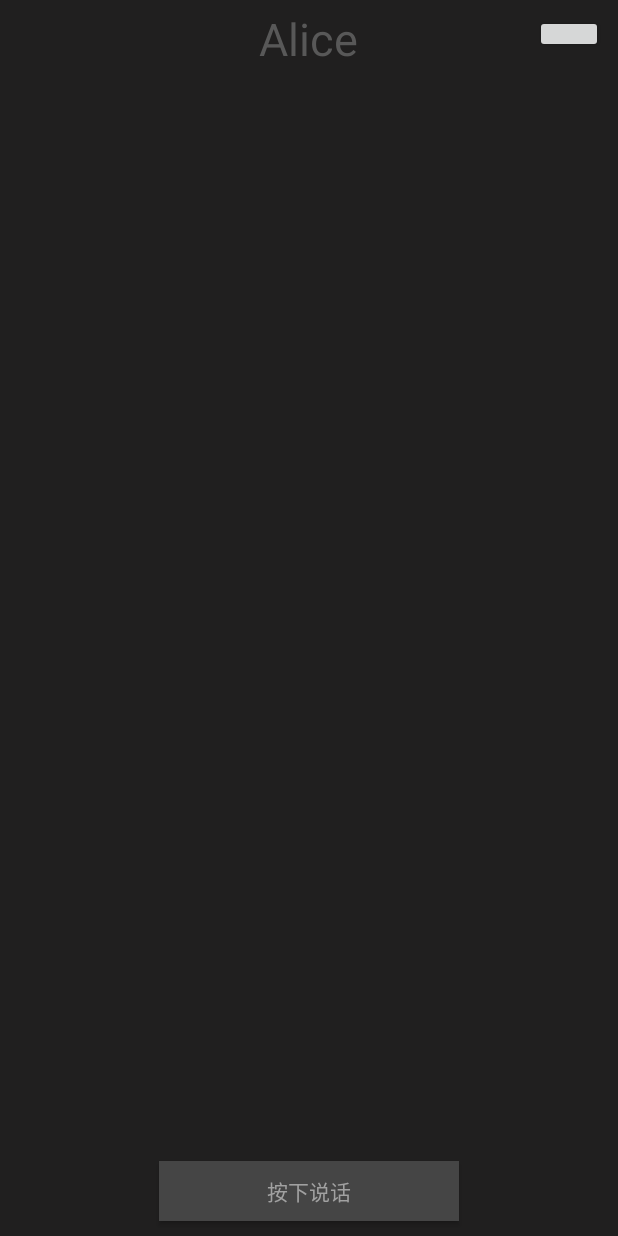
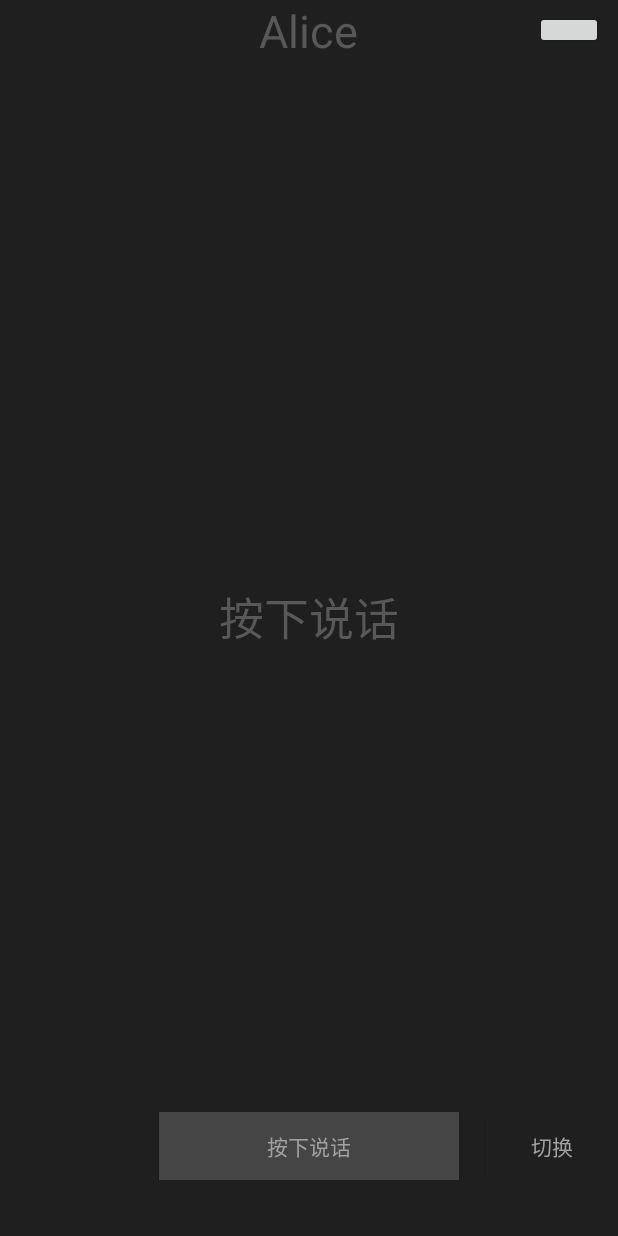
Before and after one commit to Sniper-Aim/Alice, an Android app: the screen it shows after launch (Hi), on a phone screen of 412 x 824 dp. Run offline under Robolectric (Android 15) with nearby library versions, the phone set to English and light mode, and no system bars; libraries missing offline, so code that uses them is left out: com.zcw.togglebutton, de.greenrobot.event; plain views replace ToggleButton; 4 statements that could not run were skipped.

Commit message:
增加了动画Ainmation类和动画执行完成接口  还有 Hi 里面增加了两个布局切换效果等等.

```diff
--- a/Alice/Alice/app/src/main/java/alice/sniper/cn/alice/Alice/Alice.java
+++ b/Alice/Alice/app/src/main/java/alice/sniper/cn/alice/Alice/Alice.java
@@ -38,7 +38,7 @@ public abstract class Alice {
     /**
      * Alice是否已经启动
      */
-    public static Boolean ISRUN = false;
+    private static Boolean isRUN = false;
 
     /**
      * 枚举Alice当前正在做某些事情
@@ -103,10 +103,10 @@ public abstract class Alice {
     }
 
     public static Boolean getISRUN() {
-        return ISRUN;
+        return isRUN;
     }
 
     public static void setISRUN(Boolean ISRUN) {
-        Alice.ISRUN = ISRUN;
+        Alice.isRUN = ISRUN;
     }
 }
--- /dev/null
+++ b/Alice/Alice/app/src/main/java/alice/sniper/cn/alice/ExternalTools/Animation/AnimationOver.java
@@ -0,0 +1,15 @@
+package alice.sniper.cn.alice.ExternalTools.Animation;
+
+/**
+ * Created by peisong on 2017/1/4.
+ */
+
+
+/**
+ * 这是动画的回调接口,  暂时只定义了一个动画结束后的接口,  往后还会定义其他接口
+ */
+public interface AnimationOver {
+    interface Over{
+        void over();
+    }
+}
--- a/Alice/Alice/app/src/main/java/alice/sniper/cn/alice/Hi.java
+++ b/Alice/Alice/app/src/main/java/alice/sniper/cn/alice/Hi.java
@@ -5,6 +5,7 @@ import android.support.annotation.Nullable;
 import android.view.MotionEvent;
 import android.view.View;
 import android.widget.Button;
+import android.widget.RelativeLayout;
 import android.widget.TextView;
 
 import com.zcw.togglebutton.ToggleButton;
@@ -12,6 +13,8 @@ import com.zcw.togglebutton.ToggleButton;
 import alice.sniper.cn.alice.Alice.Alice;
 import alice.sniper.cn.alice.Brain.Brain;
 import alice.sniper.cn.alice.Brain.BrainInterFace.BrainInterFace;
+import alice.sniper.cn.alice.ExternalTools.Animation.Animatiom;
+import alice.sniper.cn.alice.ExternalTools.Animation.AnimationOver;
 import alice.sniper.cn.alice.Hear.Hear;
 import alice.sniper.cn.alice.Hear.HearResult.Result;
 import alice.sniper.cn.alice.Thought.Thought;
@@ -30,9 +33,24 @@ public class Hi extends Brain{
     private ToggleButton open_btn;
 
     /**
+     * 打字输入布局
+     */
+    private RelativeLayout main_input_layout;
+
+    /**
+     * 说话输入布局
+     */
+    private RelativeLayout main_say_layout;
+
+    /**
      * 开始说话按钮
      */
     private Button start_say;
+
+    /**
+     * 切换输入按钮
+     */
+    private Button main_switch_input_button;
 
     /**
      * 主页显示Text
@@ -42,7 +60,23 @@ public class Hi extends Brain{
     /**
      * 说话按钮控制
      */
-    public Boolean or = true;
+    private Boolean or = true;
+
+    /**
+     * 当前停留的输入界面
+     */
+    private enum PAGE{
+        /** 说话页面 */
+        SAY,
+        /** 输入页面 */
+        INPUT
+    }
+    public static PAGE page;
+
+    /**
+     * 是否正在切换页面
+     */
+    private Boolean isSwitchPage = false;
 
     /**
      * 听写类
@@ -112,6 +146,51 @@ public class Hi extends Brain{
                 return true;
             }
         });
+
+        /**
+         * 切换输入按钮
+         */
+        main_switch_input_button.setOnClickListener(new View.OnClickListener() {
+            @Override
+            public void onClick(View view) {
+                if (!isSwitchPage) {
+
+                    /**
+                     * 这里枚举当前停留的页面
+                     */
+                    switch (page) {
+                        case SAY:
+                            /**
+                             * 设置动画效果, 最后一个参数为动画结束后的回调函数执行什么
+                             * 首先将切换状态设置为true 然后在回调内做自己的事情再将切换状态设置为false
+                             */
+                            isSwitchPage = true;
+                            Animatiom.Alpha05(alice, main_say_layout, true, new AnimationOver.Over() {
+                                @Override
+                                public void over() {
+                                /* 动画效果结束后执行的代码 */
+
+                                    page = PAGE.INPUT;
+                                    isSwitchPage = false;
+                                }
+                            });
+                            break;
+                        case INPUT:
+                            isSwitchPage = true;
+                            Animatiom.BackAlpha05(alice, main_say_layout, true, new AnimationOver.Over() {
+                                @Override
+                                public void over() {
+                                /* 动画效果结束后执行的代码 */
+
+                                    page = PAGE.SAY;
+                                    isSwitchPage = false;
+                                }
+                            });
+                            break;
+                    }
+                }
+            }
+        });
     }
 
 
@@ -122,6 +201,13 @@ public class Hi extends Brain{
         /**
          * 初始化操作
          */
+
+        /* 文字输入布局 */
+        main_input_layout = (RelativeLayout) findViewById(R.id.main_input_layout);
+
+        /* 说话输入布局 */
+        main_say_layout = (RelativeLayout) findViewById(R.id.main_say_layout);
+
         /* 开关 */
         open_btn = (ToggleButton) findViewById(R.id.open_btn);
 
@@ -130,6 +216,9 @@ public class Hi extends Brain{
 
         /* 开始说话按钮 */
         start_say = (Button) findViewById(R.id.start_say);
+
+        /* 切换输入按钮 */
+        main_switch_input_button = (Button) findViewById(R.id.main_switch_input_button);
 
         /* --------------------------------------------------------------------------------------- */
         /* 初始化 开始说话按钮 文字 */
@@ -152,6 +241,9 @@ public class Hi extends Brain{
         /*  设置Alice已经启动  */
         Alice.setISRUN(true);
 
+        /*  当前页面设置为说话页面  */
+        page = PAGE.SAY;
+
         /*  初始化操作  */
         initView();
         setEvent();
@@ -163,7 +255,6 @@ public class Hi extends Brain{
 
         /* 初始化按钮状态 */
         open_btn.toggle(Alice.getISRUN());
-
     }
 
     @Override
@@ -176,4 +267,7 @@ public class Hi extends Brain{
         super.onBackPressed();
     }
 
+    public void test(){
+
+    }
 }
--- a/Alice/Alice/app/src/main/res/layout/activity_alice.xml
+++ b/Alice/Alice/app/src/main/res/layout/activity_alice.xml
@@ -8,51 +8,126 @@
     android:layout_height="match_parent"
     tools:context="alice.sniper.cn.alice.Hi">
 
+    <LinearLayout
+        android:layout_width="match_parent"
+        android:layout_height="match_parent"
+        android:orientation="vertical">
+
+
+        <LinearLayout
+            android:layout_width="match_parent"
+            android:layout_height="0dp"
+            android:layout_weight="1">
+
+            <!--   TitleLayout   -->
+            <RelativeLayout
+                android:layout_width="match_parent"
+                android:layout_height="wrap_content">
                 <TextView
-        android:layout_marginTop="5dp"
                     android:layout_width="wrap_content"
                     android:layout_height="wrap_content"
-        android:layout_centerHorizontal="true"
+                    android:layout_centerInParent="true"
                     android:textColor="@color/text_Color"
                     android:text="@string/HomePage_Title"
                     android:textSize="30dp"/>
 
-
                 <com.zcw.togglebutton.ToggleButton
                     android:id="@+id/open_btn"
                     android:layout_width="45dp"
+                    android:layout_height="25dp"
                     toggle:tbOnColor="#a6a6a6"
                     toggle:tbOffColor="#565656"
                     toggle:tbSpotColor="#000000"
                     toggle:tbOffBorderColor="#333333"
                     toggle:tbBorderWidth="0.1dp"
-        android:layout_height="25dp"
                     android:layout_marginRight="10dp"
-        android:layout_marginTop="10dp"
                     android:layout_alignParentRight="true"
-        android:layout_marginEnd="10dp">
+                    android:layout_centerVertical="true">
                 </com.zcw.togglebutton.ToggleButton>
+            </RelativeLayout>
+        </LinearLayout>
 
+
+        <RelativeLayout
+            android:layout_width="match_parent"
+            android:layout_height="0dp"
+            android:layout_weight="8">
+
+
+            <!--这个是切换布局,  这个是打字布局-->
+            <RelativeLayout
+                android:id="@+id/main_input_layout"
+                android:layout_width="match_parent"
+                android:layout_height="match_parent"
+                android:background="@color/APP_Main_Back_Color">
+
+                <TextView
+                    android:layout_width="wrap_content"
+                    android:layout_height="wrap_content"
+                    android:layout_centerInParent="true"
+                    android:textColor="@color/text_Color"
+                    android:textSize="30dp"
+                    android:text="打字界面"/>
+
+
+            </RelativeLayout>
+
+
+
+            <!--这个布局是主页切换布局, 这个是上一层布局  也就是说话的布局-->
+            <RelativeLayout
+                android:id="@+id/main_say_layout"
+                android:layout_width="match_parent"
+                android:layout_height="match_parent"
+                android:background="@color/APP_Main_Back_Color">
+                <TextView
+                    android:id="@+id/start_say_tex"
+                    android:layout_width="wrap_content"
+                    android:layout_height="wrap_content"
+                    android:layout_centerInParent="true"
+                    android:textColor="@color/text_Color"
+                    android:textSize="30dp"
+                    android:text="@string/StartSay"/>
+
+
+
+
+            </RelativeLayout>
+        </RelativeLayout>
+
+
+        <!--沉于最下面的布局-->
+        <LinearLayout
+            android:layout_width="match_parent"
+            android:layout_height="0dp"
+            android:layout_weight="1">
+            <RelativeLayout
+                android:layout_width="match_parent"
+                android:layout_height="wrap_content">
 
                 <Button
                     android:id="@+id/start_say"
                     android:layout_width="200dp"
-        android:layout_height="40dp"
-        android:layout_marginBottom="10dp"
-        android:layout_alignParentBottom = "true"
+                    android:layout_height="45dp"
                     android:layout_centerHorizontal="true"
                     android:background="@color/button_End_Color"
                     android:textColor="@color/button_Text_Color"
                     android:text="@string/StartSay"/>
 
-    <TextView
-        android:id="@+id/start_say_tex"
+                <Button
+                    android:id="@+id/main_switch_input_button"
                     android:layout_width="wrap_content"
-        android:layout_height="wrap_content"
-        android:textSize="30dp"
-        android:textColor="@color/text_Color"
-        android:layout_centerVertical="true"
-        android:layout_centerHorizontal="true" />
+                    android:layout_height="45dp"
+                    android:layout_alignParentRight="true"
+                    android:background="@color/APP_Main_Back_Color"
+                    android:textColor="@color/button_Text_Color"
+                    android:text="切换"/>
+
+
+
 
 
             </RelativeLayout>
+        </LinearLayout>
+    </LinearLayout>
+</RelativeLayout>
```
Also changed, not shown: Alice/Alice/app/src/main/java/alice/sniper/cn/alice/ExternalTools/Animation/Animatiom.java (added, +93 -0 lines), Alice/Alice/app/src/main/java/alice/sniper/cn/alice/Hear/HearResult/MsgResult.java (deleted, +0 -12 lines), Alice/Alice/app/src/main/res/anim/alpha_0_5s.xml (added, +15 -0 lines), Alice/Alice/app/src/main/res/anim/alpha_1s.xml (added, +15 -0 lines), Alice/Alice/app/src/main/res/anim/alpha_back_0_5s.xml (added, +15 -0 lines), Alice/Alice/app/src/main/res/anim/alpha_back_1s.xml (added, +15 -0 lines). Lines whose indentation alone changed are shown as unchanged.
